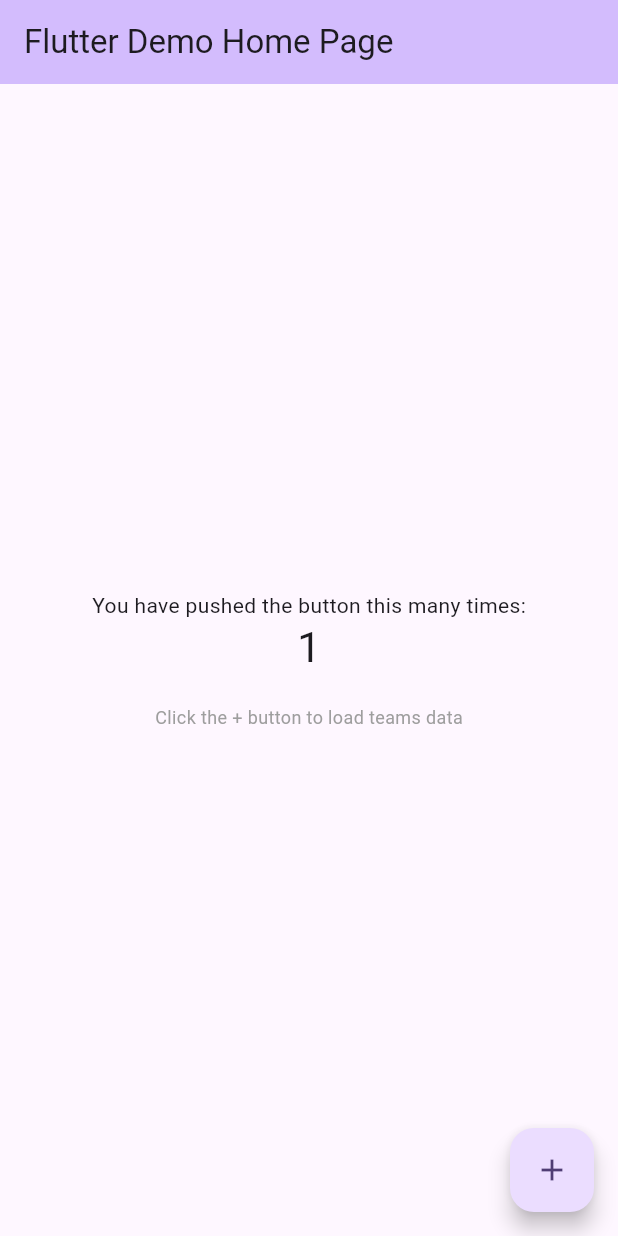
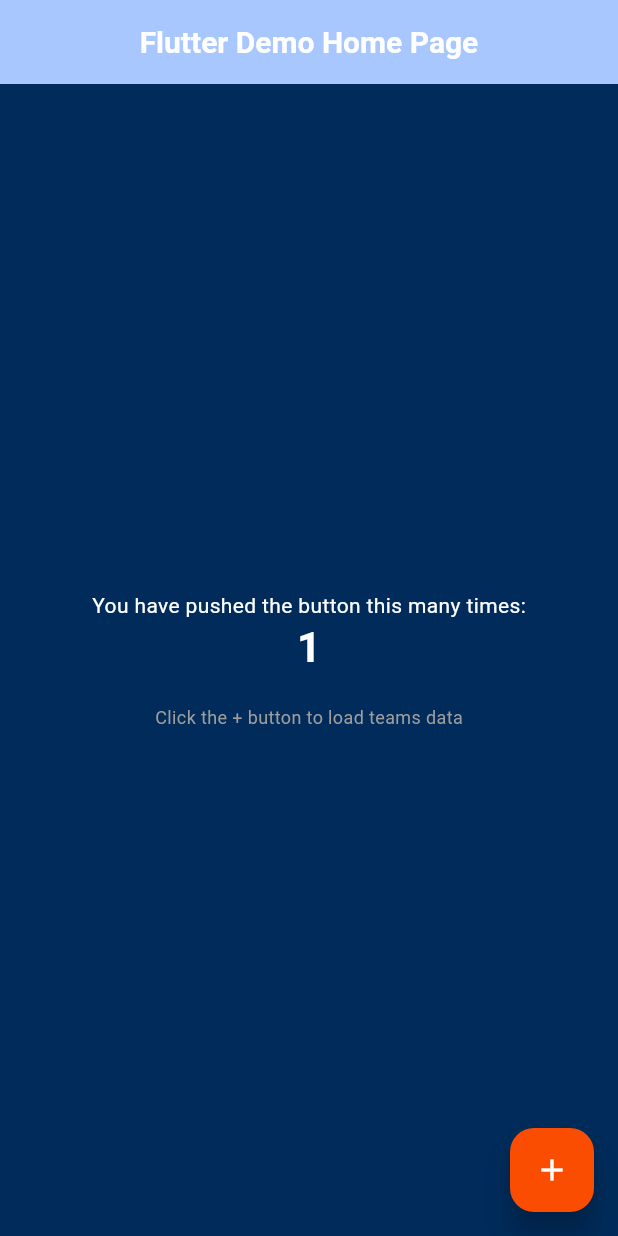
Before and after one commit to PelipetsOlga/flutter_test_game, a Flutter app: the screen it shows after launch, after a tap on the "add" icon, on a phone screen of 412 x 824 dp. Run offline on Flutter 3.47's test engine with Material 3 defaults, Android fonts, the phone set to English and light mode, and no system bars; our stand-ins replace get_it.

Commit message:
ColorTheme

```diff
--- a/lib/main.dart
+++ b/lib/main.dart
@@ -1,156 +1,10 @@
 import 'package:flutter/material.dart';
+
 import 'di/injection_container.dart' as di;
+import 'ui/app.dart';
 
 void main() async {
   WidgetsFlutterBinding.ensureInitialized();
   await di.initializeDependencies();
   runApp(const MyApp());
 }
-
-class MyApp extends StatelessWidget {
-  const MyApp({super.key});
-
-  // This widget is the root of your application.
-  @override
-  Widget build(BuildContext context) {
-    return MaterialApp(
-      title: 'Flutter Demo',
-      theme: ThemeData(
-        // This is the theme of your application.
-        //
-        // TRY THIS: Try running your application with "flutter run". You'll see
-        // the application has a purple toolbar. Then, without quitting the app,
-        // try changing the seedColor in the colorScheme below to Colors.green
-        // and then invoke "hot reload" (save your changes or press the "hot
-        // reload" button in a Flutter-supported IDE, or press "r" if you used
-        // the command line to start the app).
-        //
-        // Notice that the counter didn't reset back to zero; the application
-        // state is not lost during the reload. To reset the state, use hot
-        // restart instead.
-        //
-        // This works for code too, not just values: Most code changes can be
-        // tested with just a hot reload.
-        colorScheme: ColorScheme.fromSeed(seedColor: Colors.deepPurple),
-        useMaterial3: true,
-      ),
-      home: const MyHomePage(title: 'Flutter Demo Home Page'),
-    );
-  }
-}
-
-class MyHomePage extends StatefulWidget {
-  const MyHomePage({super.key, required this.title});
-
-  // This widget is the home page of your application. It is stateful, meaning
-  // that it has a State object (defined below) that contains fields that affect
-  // how it looks.
-
-  // This class is the configuration for the state. It holds the values (in this
-  // case the title) provided by the parent (in this case the App widget) and
-  // used by the build method of the State. Fields in a Widget subclass are
-  // always marked "final".
-
-  final String title;
-
-  @override
-  State<MyHomePage> createState() => _MyHomePageState();
-}
-
-class _MyHomePageState extends State<MyHomePage> {
-  int _counter = 0;
-
-  void _incrementCounter() async {
-    setState(() {
-      // This call to setState tells the Flutter framework that something has
-      // changed in this State, which causes it to rerun the build method below
-      // so that the display can reflect the updated values. If we changed
-      // _counter without calling setState(), then the build method would not be
-      // called again, and so nothing would appear to happen.
-      _counter++;
-    });
-
-    // Read all teams data from repository and print to log
-    try {
-      final repository = di.teamRepository;
-      final allTeams = await repository.getAllTeamNames();
-
-      print('=== ALL TEAMS DATA ===');
-      print('Total teams: ${allTeams.length}');
-      print('Teams: ${allTeams.join(', ')}');
-      print('=====================');
-
-      // Also get leagues data
-      final leagues = await repository.getTeams();
-      print('=== LEAGUES DATA ===');
-      for (final league in leagues) {
-        print('${league.league} (${league.country}): ${league.teams.length} teams');
-        print('  Teams: ${league.teams.join(', ')}');
-      }
-      print('===================');
-
-    } catch (e) {
-      print('Error loading teams data: $e');
-    }
-  }
-
-  @override
-  Widget build(BuildContext context) {
-    // This method is rerun every time setState is called, for instance as done
-    // by the _incrementCounter method above.
-    //
-    // The Flutter framework has been optimized to make rerunning build methods
-    // fast, so that you can just rebuild anything that needs updating rather
-    // than having to individually change instances of widgets.
-    return Scaffold(
-      appBar: AppBar(
-        // TRY THIS: Try changing the color here to a specific color (to
-        // Colors.amber, perhaps?) and trigger a hot reload to see the AppBar
-        // change color while the other colors stay the same.
-        backgroundColor: Theme.of(context).colorScheme.inversePrimary,
-        // Here we take the value from the MyHomePage object that was created by
-        // the App.build method, and use it to set our appbar title.
-        title: Text(widget.title),
-      ),
-      body: Center(
-        // Center is a layout widget. It takes a single child and positions it
-        // in the middle of the parent.
-        child: Column(
-          // Column is also a layout widget. It takes a list of children and
-          // arranges them vertically. By default, it sizes itself to fit its
-          // children horizontally, and tries to be as tall as its parent.
-          //
-          // Column has various properties to control how it sizes itself and
-          // how it positions its children. Here we use mainAxisAlignment to
-          // center the children vertically; the main axis here is the vertical
-          // axis because Columns are vertical (the cross axis would be
-          // horizontal).
-          //
-          // TRY THIS: Invoke "debug painting" (choose the "Toggle Debug Paint"
-          // action in the IDE, or press "p" in the console), to see the
-          // wireframe for each widget.
-          mainAxisAlignment: MainAxisAlignment.center,
-          children: <Widget>[
-            const Text(
-              'You have pushed the button this many times:',
-            ),
-            Text(
-              '$_counter',
-              style: Theme.of(context).textTheme.headlineMedium,
-            ),
-            const SizedBox(height: 20),
-            const Text(
-              'Click the + button to load teams data',
-              style: TextStyle(fontSize: 12, color: Colors.grey),
-            ),
-          ],
-        ),
-      ),
-      floatingActionButton: FloatingActionButton(
-        onPressed: _incrementCounter,
-        tooltip: 'Load Teams Data',
-        child: const Icon(Icons.add),
-      ), // This trailing comma makes auto-formatting nicer for build methods.
-    );
-  }
-}
--- /dev/null
+++ b/lib/ui/app.dart
@@ -0,0 +1,17 @@
+import 'package:flutter/material.dart';
+
+import 'app_theme.dart';
+import 'home_page.dart';
+
+class MyApp extends StatelessWidget {
+  const MyApp({super.key});
+
+  @override
+  Widget build(BuildContext context) {
+    return MaterialApp(
+      title: 'Flutter Demo',
+      theme: AppTheme.lightTheme,
+      home: const GameApp(title: 'Flutter Demo Home Page'),
+    );
+  }
+}
--- /dev/null
+++ b/lib/ui/app_theme.dart
@@ -0,0 +1,119 @@
+import 'package:flutter/material.dart';
+
+class AppTheme {
+  // Primary colors from splash.svg
+  static const Color primaryBlue = Color(0xFF002B5A); // Main background blue
+  static const Color secondaryBlue = Color(0xFF1D60AA); // Secondary blue
+  static const Color accentOrange = Color(0xFFFA4D01); // Orange accent
+  static const Color warmOrange = Color(0xFFFE8D3B); // Warm orange
+  static const Color brightOrange = Color(0xFFF01515); // Bright orange
+  static const Color yellowAccent = Color(0xFFFFE111); // Yellow accent
+
+  // Neutral colors
+  static const Color white = Colors.white;
+  static const Color darkBlue = Color(0xFF002956);
+  static const Color lightBlue = Color(0xFF003B7C);
+
+  static ThemeData get lightTheme {
+    return ThemeData(
+      colorScheme: ColorScheme.fromSeed(
+        seedColor: primaryBlue,
+        primary: primaryBlue,
+        secondary: accentOrange,
+        background: primaryBlue,
+        surface: secondaryBlue,
+        onPrimary: white,
+        onSecondary: white,
+        onBackground: white,
+        onSurface: white,
+      ),
+      scaffoldBackgroundColor: primaryBlue,
+      useMaterial3: true,
+
+      // AppBar theme
+      appBarTheme: const AppBarTheme(
+        backgroundColor: primaryBlue,
+        foregroundColor: white,
+        elevation: 0,
+        centerTitle: true,
+        titleTextStyle: TextStyle(
+          color: white,
+          fontSize: 20,
+          fontWeight: FontWeight.w600,
+        ),
+      ),
+
+      // Floating Action Button theme
+      floatingActionButtonTheme: const FloatingActionButtonThemeData(
+        backgroundColor: accentOrange,
+        foregroundColor: white,
+        elevation: 8,
+        shape: RoundedRectangleBorder(
+          borderRadius: BorderRadius.all(Radius.circular(16)),
+        ),
+      ),
+
+      // Text theme
+      textTheme: const TextTheme(
+        displayLarge: TextStyle(color: white, fontWeight: FontWeight.bold),
+        displayMedium: TextStyle(color: white, fontWeight: FontWeight.bold),
+        displaySmall: TextStyle(color: white, fontWeight: FontWeight.bold),
+        headlineLarge: TextStyle(color: white, fontWeight: FontWeight.w600),
+        headlineMedium: TextStyle(color: white, fontWeight: FontWeight.w600),
+        headlineSmall: TextStyle(color: white, fontWeight: FontWeight.w600),
+        titleLarge: TextStyle(color: white, fontWeight: FontWeight.w500),
+        titleMedium: TextStyle(color: white, fontWeight: FontWeight.w500),
+        titleSmall: TextStyle(color: white, fontWeight: FontWeight.w500),
+        bodyLarge: TextStyle(color: white),
+        bodyMedium: TextStyle(color: white),
+        bodySmall: TextStyle(color: white),
+        labelLarge: TextStyle(color: white, fontWeight: FontWeight.w500),
+        labelMedium: TextStyle(color: white, fontWeight: FontWeight.w500),
+        labelSmall: TextStyle(color: white, fontWeight: FontWeight.w500),
+      ),
+
+      // Card theme
+      cardTheme: CardTheme(
+        color: secondaryBlue.withOpacity(0.8),
+        elevation: 8,
+        shape: RoundedRectangleBorder(
+          borderRadius: BorderRadius.circular(16),
+        ),
+        margin: const EdgeInsets.all(8),
+      ),
+
+      // Elevated button theme
+      elevatedButtonTheme: ElevatedButtonThemeData(
+        style: ElevatedButton.styleFrom(
+          backgroundColor: accentOrange,
+          foregroundColor: white,
+          elevation: 4,
+          shape: RoundedRectangleBorder(
+            borderRadius: BorderRadius.circular(12),
+          ),
+          padding: const EdgeInsets.symmetric(horizontal: 24, vertical: 12),
+        ),
+      ),
+
+      // Input decoration theme
+      inputDecorationTheme: InputDecorationTheme(
+        filled: true,
+        fillColor: secondaryBlue.withOpacity(0.3),
+        border: OutlineInputBorder(
+          borderRadius: BorderRadius.circular(12),
+          borderSide: BorderSide.none,
+        ),
+        enabledBorder: OutlineInputBorder(
+          borderRadius: BorderRadius.circular(12),
+          borderSide: BorderSide(color: white.withOpacity(0.3)),
+        ),
+        focusedBorder: OutlineInputBorder(
+          borderRadius: BorderRadius.circular(12),
+          borderSide: const BorderSide(color: accentOrange, width: 2),
+        ),
+        labelStyle: TextStyle(color: white.withOpacity(0.8)),
+        hintStyle: TextStyle(color: white.withOpacity(0.6)),
+      ),
+    );
+  }
+}
--- /dev/null
+++ b/lib/ui/home_page.dart
@@ -0,0 +1,110 @@
+import 'package:flutter/material.dart';
+
+import '../di/injection_container.dart' as di;
+
+class GameApp extends StatefulWidget {
+  const GameApp({super.key, required this.title});
+
+  final String title;
+
+  @override
+  State<GameApp> createState() => _GameAppState();
+}
+
+class _GameAppState extends State<GameApp> {
+  int _counter = 0;
+
+  void _incrementCounter() async {
+    setState(() {
+      // This call to setState tells the Flutter framework that something has
+      // changed in this State, which causes it to rerun the build method below
+      // so that the display can reflect the updated values. If we changed
+      // _counter without calling setState(), then the build method would not be
+      // called again, and so nothing would appear to happen.
+      _counter++;
+    });
+
+    // Read all teams data from repository and print to log
+    try {
+      final repository = di.teamRepository;
+      final allTeams = await repository.getAllTeamNames();
+
+      print('=== ALL TEAMS DATA ===');
+      print('Total teams: ${allTeams.length}');
+      print('Teams: ${allTeams.join(', ')}');
+      print('=====================');
+
+      // Also get leagues data
+      final leagues = await repository.getTeams();
+      print('=== LEAGUES DATA ===');
+      for (final league in leagues) {
+        print(
+            '${league.league} (${league.country}): ${league.teams.length} teams');
+        print('  Teams: ${league.teams.join(', ')}');
+      }
+      print('===================');
+    } catch (e) {
+      print('Error loading teams data: $e');
+    }
+  }
+
+  @override
+  Widget build(BuildContext context) {
+    // This method is rerun every time setState is called, for instance as done
+    // by the _incrementCounter method above.
+    //
+    // The Flutter framework has been optimized to make rerunning build methods
+    // fast, so that you can just rebuild anything that needs updating rather
+    // than having to individually change instances of widgets.
+    return Scaffold(
+      appBar: AppBar(
+        // TRY THIS: Try changing the color here to a specific color (to
+        // Colors.amber, perhaps?) and trigger a hot reload to see the AppBar
+        // change color while the other colors stay the same.
+        backgroundColor: Theme.of(context).colorScheme.inversePrimary,
+        // Here we take the value from the MyHomePage object that was created by
+        // the App.build method, and use it to set our appbar title.
+        title: Text(widget.title),
+      ),
+      body: Center(
+        // Center is a layout widget. It takes a single child and positions it
+        // in the middle of the parent.
+        child: Column(
+          // Column is also a layout widget. It takes a list of children and
+          // arranges them vertically. By default, it sizes itself to fit its
+          // children horizontally, and tries to be as tall as its parent.
+          //
+          // Column has various properties to control how it sizes itself and
+          // how it positions its children. Here we use mainAxisAlignment to
+          // center the children vertically; the main axis here is the vertical
+          // axis because Columns are vertical (the cross axis would be
+          // horizontal).
+          //
+          // TRY THIS: Invoke "debug painting" (choose the "Toggle Debug Paint"
+          // action in the IDE, or press "p" in the console), to see the
+          // wireframe for each widget.
+          mainAxisAlignment: MainAxisAlignment.center,
+          children: <Widget>[
+            const Text(
+              'You have pushed the button this many times:',
+            ),
+            Text(
+              '$_counter',
+              style: Theme.of(context).textTheme.headlineMedium,
+            ),
+            const SizedBox(height: 20),
+            const Text(
+              'Click the + button to load teams data',
+              style: TextStyle(fontSize: 12, color: Colors.grey),
+            ),
+          ],
+        ),
+      ),
+      floatingActionButton: FloatingActionButton(
+        onPressed: _incrementCounter,
+        tooltip: 'Load Teams Data',
+        child: const Icon(Icons.add),
+      ), // This trailing comma makes auto-formatting nicer for build methods.
+    );
+  }
+}
```
Also changed, not shown: 1 other file.
